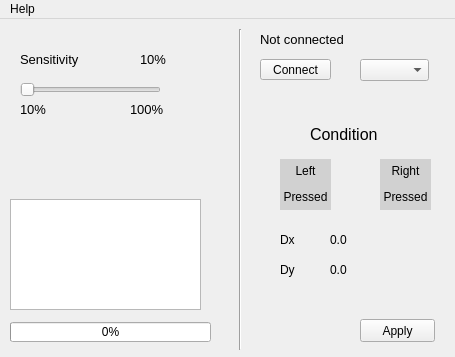
Old version of the form ykazka.ui in the repository Spotika/pult.
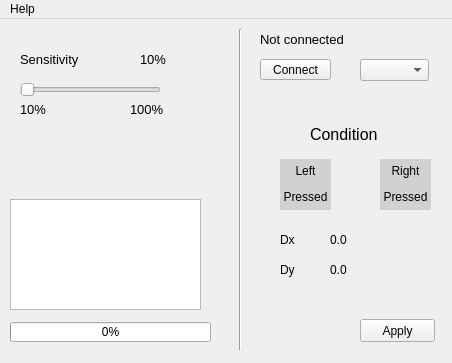
New version of the form.

```diff
--- a/ykazka.ui
+++ b/ykazka.ui
@@ -6,8 +6,8 @@
    <rect>
     <x>0</x>
     <y>0</y>
-    <width>455</width>
-    <height>357</height>
+    <width>452</width>
+    <height>363</height>
    </rect>
   </property>
   <property name="windowTitle">
@@ -357,7 +357,7 @@
     <rect>
      <x>0</x>
      <y>0</y>
-     <width>455</width>
+     <width>452</width>
      <height>21</height>
     </rect>
    </property>
```
Left out of the diff: 20 changed lines with no effect on the pictures.
